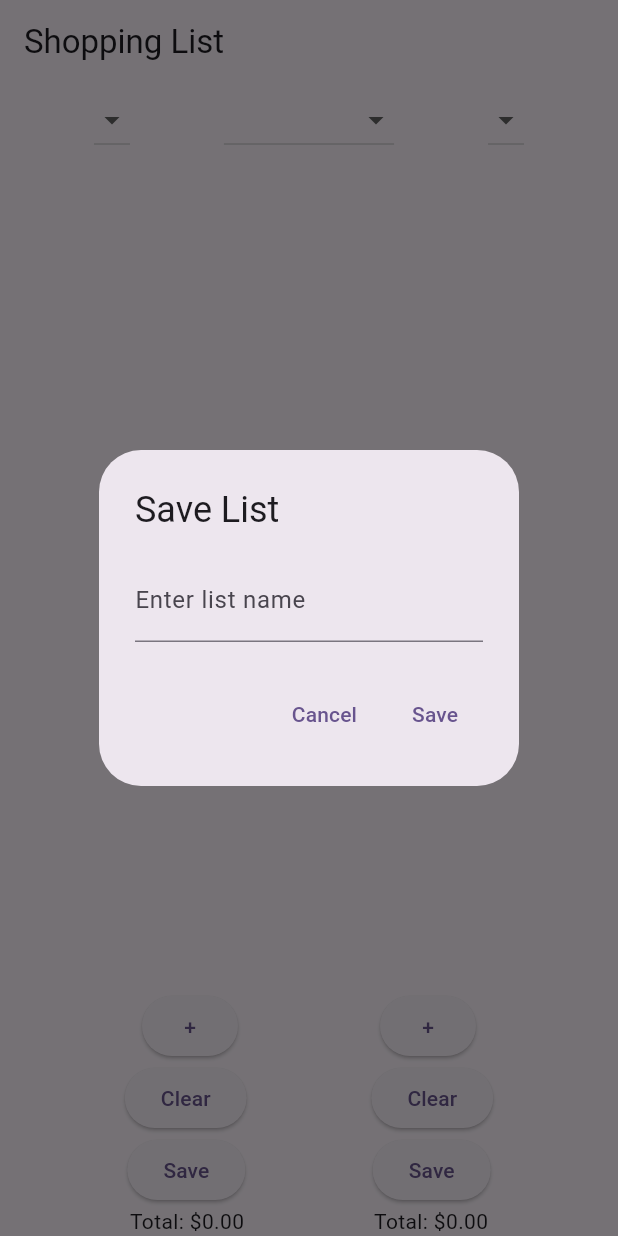
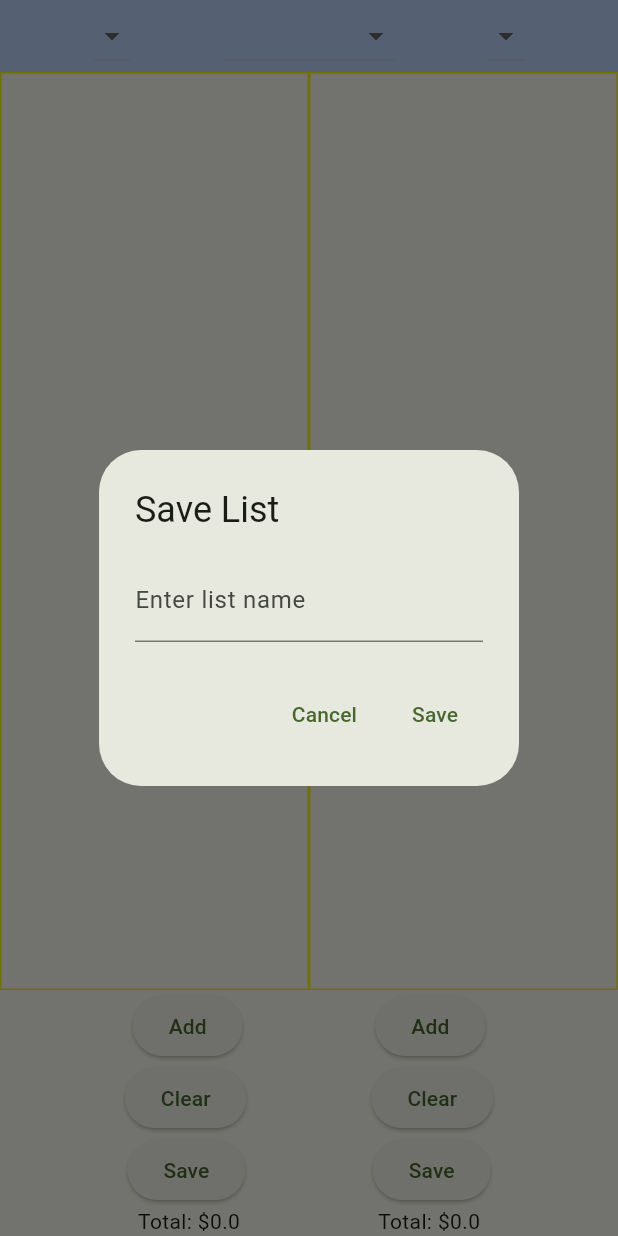
Before and after one commit to tajzyy/compare_app, a Flutter app: the HomeTab screen opened directly, after a tap on "Save", on a phone screen of 412 x 824 dp. Run offline on Flutter 3.47's test engine with Material 3 defaults, Android fonts, the phone set to English and light mode, and no system bars; our stand-ins replace cloud_firestore, firebase_auth, firebase_core; accounts and stored records are empty.

Commit message:
UI looks a little better now

```diff
--- a/lib/favorites_screen.dart
+++ b/lib/favorites_screen.dart
@@ -26,6 +26,7 @@ class _FavoritesScreenState extends State<FavoritesScreen> {
     return Scaffold(
       appBar: AppBar(
         title: Text('Favorites'),
+        backgroundColor: Color.fromRGBO(255,242,147,0.7)
       ),
       body: FutureBuilder<List<String>>(
         future: _favoritesFuture,
--- a/lib/home_screen.dart
+++ b/lib/home_screen.dart
@@ -2,7 +2,6 @@ import 'package:flutter/material.dart';
 import 'home_tab.dart';
 import 'search_tab.dart';
 import 'profile_tab.dart';
-import 'test_tab.dart';
 
 class HomeScreen extends StatefulWidget {
   @override
@@ -23,6 +22,7 @@ class _HomeScreenState extends State<HomeScreen> {
       appBar: AppBar(
         centerTitle: true,
         title: Text('Cart Compare'),
+        backgroundColor: Color.fromRGBO(255,242,147,0.7)
       ),
       body: _tabs[_currentIndex],
       bottomNavigationBar: BottomNavigationBar(
@@ -32,6 +32,7 @@ class _HomeScreenState extends State<HomeScreen> {
             _currentIndex = index;
           });
         },
+        backgroundColor: const Color.fromRGBO(144,170,122, 1),
         items: [
           BottomNavigationBarItem(
             icon: Icon(Icons.home),
--- a/lib/home_tab.dart
+++ b/lib/home_tab.dart
@@ -189,11 +189,14 @@ Future<double> getPrice(String store, String item) async {
     );
 
     if (listName != null) {
-      // Save list to Firestore
       User? user = FirebaseAuth.instance.currentUser;
       if (user != null) {
-        CollectionReference listsRef = FirebaseFirestore.instance.collection('lists');
-        await listsRef.doc(user.uid).collection('user_lists').doc(listName).set({
+        await FirebaseFirestore.instance
+            .collection('users')
+            .doc(user.uid)
+            .collection('lists')
+            .doc(listName)
+            .set({
           'items': itemsToSave.map((item) => {
                 'selectedItem': item.selectedItem,
                 'selectedStore': item.selectedStore,
@@ -201,15 +204,6 @@ Future<double> getPrice(String store, String item) async {
               }).toList(),
           'total': totalToSave,
         });
-
-        // Show success message
-        ScaffoldMessenger.of(context).showSnackBar(SnackBar(
-          content: Text('List saved successfully'),
-          duration: Duration(seconds: 2),
-        ));
-      } else {
-        // Handle case where user is null
-        print('User is null');
       }
     }
   }
@@ -217,11 +211,11 @@ Future<double> getPrice(String store, String item) async {
   @override
   Widget build(BuildContext context) {
     return Scaffold(
-      appBar: AppBar(title: Text('Shopping List')),
       body: Column(
-        crossAxisAlignment: CrossAxisAlignment.stretch,
         children: [
-          Row(
+          Container(
+            color: const Color.fromARGB(255, 187, 209, 251),
+            child: Row(
               mainAxisAlignment: MainAxisAlignment.spaceEvenly,
               children: [
                 DropdownButton<String>(
@@ -231,13 +225,15 @@ Future<double> getPrice(String store, String item) async {
                       selectedStore1 = newValue!;
                     });
                   },
-                items: storeOptions.map<DropdownMenuItem<String>>((String? value) {
+                  items: storeOptions.map<DropdownMenuItem<String>>(
+                    (String? value) {
                       return DropdownMenuItem<String>(
                         value: value,
                         child: Text(value ?? 'Blank'),
                         key: Key(value ?? 'Blank'),
                       );
-                }).toList(),
+                    },
+                  ).toList(),
                 ),
                 DropdownButton<String>(
                   value: selectedItem.isNotEmpty ? selectedItem : null,
@@ -246,13 +242,15 @@ Future<double> getPrice(String store, String item) async {
                       selectedItem = newValue!;
                     });
                   },
-                items: allFoodItems.map<DropdownMenuItem<String>>((String value) {
+                  items: allFoodItems.map<DropdownMenuItem<String>>(
+                    (String value) {
                       return DropdownMenuItem<String>(
                         value: value,
                         child: Text(value),
                         key: Key(value),
                       );
-                }).toList(),
+                    },
+                  ).toList(),
                 ),
                 DropdownButton<String>(
                   value: selectedStore2.isNotEmpty ? selectedStore2 : null,
@@ -261,39 +259,59 @@ Future<double> getPrice(String store, String item) async {
                       selectedStore2 = newValue!;
                     });
                   },
-                items: storeOptions.map<DropdownMenuItem<String>>((String? value) {
+                  items: storeOptions
+                      .map<DropdownMenuItem<String>>(
+                        (String? value) {
                       return DropdownMenuItem<String>(
                         value: value,
                         child: Text(value ?? 'Blank'),
                         key: Key(value ?? 'Blank'),
                       );
-                }).toList(),
+                    },
+                  ).toList(),
                 ),
               ],
             ),
-          Flexible(
+          ),
+          Expanded(
             child: Row(
               children: [
                 Expanded(
+                  child: Container(
+                    decoration: BoxDecoration(
+                      border: Border.all(
+                        color: const Color.fromARGB(236, 243, 245, 1),
+                      ),
+                    ),
                     child: ListView.builder(
                       scrollDirection: Axis.vertical,
                       itemCount: items1.length,
                       itemBuilder: (context, index) {
                         return ListTile(
-                        title: Text('${items1[index].selectedItem} - ${items1[index].selectedStore}: \$${items1[index].price}'),
+                          title: Text(
+                              '${items1[index].selectedItem} - ${items1[index].selectedStore} : \$${items1[index].price}'),
                         );
                       },
                     ),
                   ),
+                ),
                 Expanded(
+                  child: Container(
+                    decoration: BoxDecoration(
+                      border: Border.all(
+                        color: const Color.fromARGB(236, 243, 245, 1),
+                      ),
+                    ),
                     child: ListView.builder(
                       scrollDirection: Axis.vertical,
                       itemCount: items2.length,
                       itemBuilder: (context, index) {
                         return ListTile(
-                        title: Text('${items2[index].selectedItem} - ${items2[index].selectedStore}: \$${items2[index].price}'),
+                          title: Text(
+                              '${items2[index].selectedItem} - ${items2[index].selectedStore} : \$${items2[index].price}'),
                         );
                       },
+                    ),
                   ),
                 ),
               ],
@@ -304,11 +322,11 @@ Future<double> getPrice(String store, String item) async {
             children: [
               ElevatedButton(
                 onPressed: addItemToList1,
-                child: Text('+'),
+                child: Text('Add'),
               ),
               ElevatedButton(
                 onPressed: addItemToList2,
-                child: Text('+'),
+                child: Text('Add'),
               ),
             ],
           ),
@@ -341,8 +359,8 @@ Future<double> getPrice(String store, String item) async {
           Row(
             mainAxisAlignment: MainAxisAlignment.spaceEvenly,
             children: [
-              Text('Total: \$${total1.toStringAsFixed(2)}'),
-              Text('Total: \$${total2.toStringAsFixed(2)}'),
+              Text('Total: \$$total1'),
+              Text('Total: \$$total2'),
             ],
           ),
         ],
--- a/lib/list_detail_screen.dart
+++ b/lib/list_detail_screen.dart
@@ -11,6 +11,7 @@ class ListDetailScreen extends StatelessWidget {
     return Scaffold(
       appBar: AppBar(
         title: Text(list.id),
+        backgroundColor: Color.fromRGBO(255,242,147,0.7)
       ),
       body: ListView(
         children: [
--- a/lib/login_screen.dart
+++ b/lib/login_screen.dart
@@ -19,6 +19,7 @@ class _LoginScreenState extends State<LoginScreen> {
     return Scaffold(
       appBar: AppBar(
         title: const Text('Login'),
+        backgroundColor: Color.fromRGBO(255,242,147,0.7)
       ),
       body: Padding(
         padding: const EdgeInsets.all(16.0),
--- a/lib/main.dart
+++ b/lib/main.dart
@@ -20,7 +20,9 @@ class MyApp extends StatelessWidget {
     return MaterialApp(
       title: 'Flutter Demo',
       theme: ThemeData(
-        colorScheme: ColorScheme.fromSeed(seedColor: Colors.deepPurple),
+        colorScheme: ColorScheme.fromSeed(
+          seedColor: Color.fromRGBO(144,170,122,1),
+          background: Color.fromRGBO(177,205,214,1)),
         useMaterial3: true,
       ),
       home: LoginScreen(),
--- a/lib/profile_tab.dart
+++ b/lib/profile_tab.dart
@@ -29,6 +29,7 @@ class ProfileTab extends StatelessWidget {
                       MaterialPageRoute(
                         builder: (context) => SavedListsScreen(lists: lists),
                       ),
+
                     );
                   },
                   child: Text('Saved Lists'),
@@ -42,7 +43,9 @@ class ProfileTab extends StatelessWidget {
                     );
                   },
                   child: Text('Favorites'),
+
                 ),
+
                 ElevatedButton(
                   onPressed: () async {
                     await FirebaseAuth.instance.signOut();
@@ -51,7 +54,7 @@ class ProfileTab extends StatelessWidget {
                       MaterialPageRoute(builder: (context) => LoginScreen()),
                     );
                   },
-                  child: Text('Logout'),
+                  child: Text('Logout')
                 ),
               ],
             ),
--- a/lib/sign_up_screen.dart
+++ b/lib/sign_up_screen.dart
@@ -17,6 +17,7 @@ class _SignUpScreenState extends State<SignUpScreen> {
     return Scaffold(
       appBar: AppBar(
         title: Text('Sign Up'),
+        backgroundColor: Color.fromRGBO(255,242,147,0.7),
         automaticallyImplyLeading: true,
       ),
       body: Padding(
```
Also changed, not shown: lib/saved_lists_screen.dart (+7 -1 lines), lib/search_tab.dart (+19 -4 lines). Lines whose indentation alone changed are shown as unchanged.
